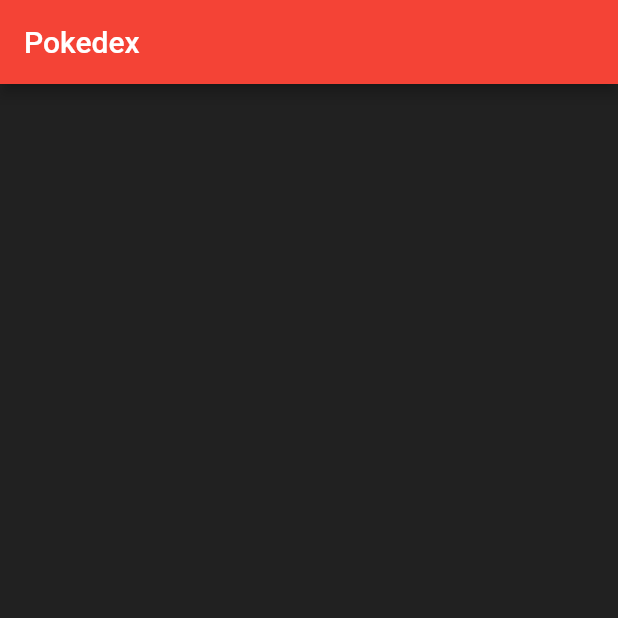
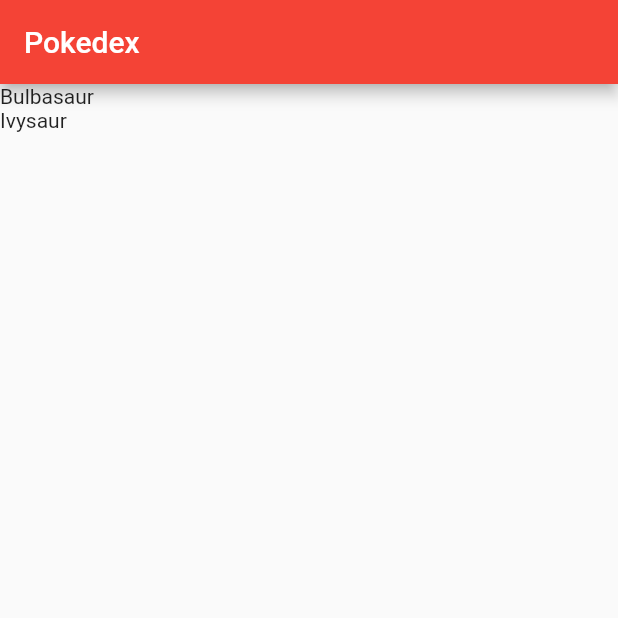
Before and after one commit to juanig90/pokedex, a Flutter app: the screen it shows after launch, on a phone screen of 412 x 824 dp, the top half of it. Run offline on Flutter 3.47's test engine with Material 2 defaults, Android fonts, the phone set to English and light mode, and no system bars.

```diff
--- /dev/null
+++ b/lib/presentation/bloc/pokemon_bloc.dart
@@ -0,0 +1,17 @@
+import 'package:flutter/widgets.dart';
+import 'package:pokedex_app/domain/usecase/get_pokemons_use_case.dart';
+import 'package:pokedex_app/presentation/bloc/pokemon_state.dart';
+import 'pokemon_state.dart';
+
+class PokemonBloc extends ChangeNotifier {
+  final GetPokemonsUseCase _useCase;
+  PokemonState state = Loading();
+
+  PokemonBloc(this._useCase);
+
+  void fetchPokemons() async {
+    final pokemons = await _useCase.getPokemons();
+    state = Successful(pokemons);
+    notifyListeners();
+  }
+}
--- /dev/null
+++ b/lib/presentation/bloc/pokemon_state.dart
@@ -0,0 +1,15 @@
+import 'package:pokedex_app/domain/model/pokemon.dart';
+
+abstract class PokemonState {}
+
+class Loading extends PokemonState {}
+
+class Successful extends PokemonState {
+
+  final List<Pokemon> pokemon;
+
+  Successful(this.pokemon);
+
+}
+
+class Error extends PokemonState {}
--- a/lib/presentation/main.dart
+++ b/lib/presentation/main.dart
@@ -1,13 +1,34 @@
 import 'package:flutter/material.dart';
+import 'package:pokedex_app/data/repository/pokemon_repository_impl.dart';
+import 'package:pokedex_app/data/source/pokemon_data_source_impl.dart';
+import 'package:pokedex_app/domain/usecase/get_pokemons_use_case_impl.dart';
+import 'package:pokedex_app/presentation/bloc/pokemon_bloc.dart';
+import 'package:pokedex_app/presentation/widget/pokemon_list_widget.dart';
+import 'package:provider/provider.dart';
+
+import 'bloc/pokemon_state.dart';
 
 void main() {
-  runApp(MyApp());
+
+  // ToDo This will be provided by get it
+
+  final dataSource = PokemonDataSourceImpl();
+  final repository = PokemonRepositoryImpl(pokemonDataSource: dataSource);
+  final useCase = GetPokemonUseCaseImpl(repository);
+
+  runApp(
+    ChangeNotifierProvider(
+      create: (context) => PokemonBloc(useCase),
+      child: MyApp(),
+    ),
+  );
 }
 
 class MyApp extends StatelessWidget {
   // This widget is the root of your application.
   @override
   Widget build(BuildContext context) {
+    Provider.of<PokemonBloc>(context).fetchPokemons();
     return MaterialApp(
       title: 'Flutter Demo',
       theme: ThemeData(
@@ -15,13 +36,25 @@ class MyApp extends StatelessWidget {
         visualDensity: VisualDensity.adaptivePlatformDensity,
       ),
       home: Scaffold(
-        appBar: AppBar(
-          title: Text('Pokedex'),
-        ),
-        body: Container(
-          color: Colors.black87,
-        ),
-      ),
+          appBar: AppBar(
+            title: Text('Pokedex'),
+          ),
+          body: Consumer<PokemonBloc>(
+            builder: (context, bloc, child) {
+              var state = bloc.state;
+              if (state is Loading) {
+                return Center(
+                  child: CircularProgressIndicator(),
+                );
+              } else if (state is Successful) {
+                return PokemonListWidget(pokemons: state.pokemon);
+              } else if (state is Error) {
+                return Text(' Error');
+              } else {
+                return Text('Unknown error');
+              }
+            },
+          )),
     );
   }
 }
--- /dev/null
+++ b/lib/presentation/widget/pokemon_list_widget.dart
@@ -0,0 +1,21 @@
+import 'package:flutter/material.dart';
+import 'package:flutter/widgets.dart';
+import 'package:pokedex_app/domain/model/pokemon.dart';
+
+class PokemonListWidget extends StatelessWidget {
+
+  final List<Pokemon> pokemons;
+
+  const PokemonListWidget({Key key, this.pokemons}) : super(key: key);
+
+  @override
+  Widget build(BuildContext context) {
+     return ListView.builder(
+       itemCount: pokemons.length,
+       itemBuilder: (context, index) {
+         return Text(pokemons[index].name);
+       },
+     );
+  }
+
+}
--- a/pubspec.yaml
+++ b/pubspec.yaml
@@ -23,7 +23,7 @@ environment:
 dependencies:
   flutter:
     sdk: flutter
-
+  provider: ^4.3.3
 
   # The following adds the Cupertino Icons font to your application.
   # Use with the CupertinoIcons class for iOS style icons.
```
